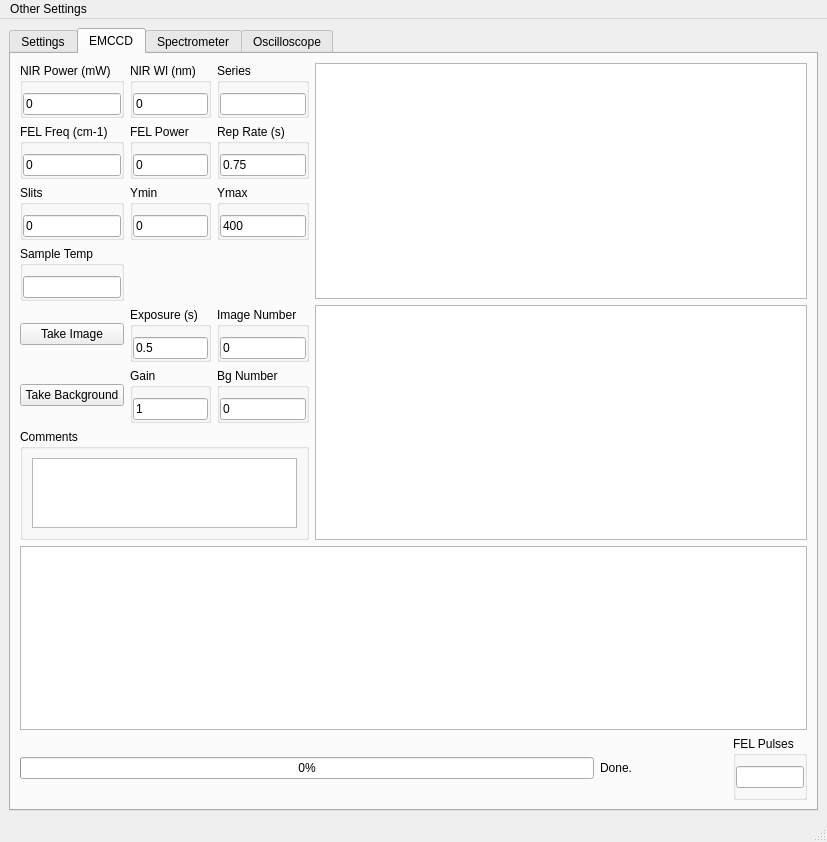
SherwinGroup/EMCCD-psychic, file mainWindow.ui: the form before one commit.
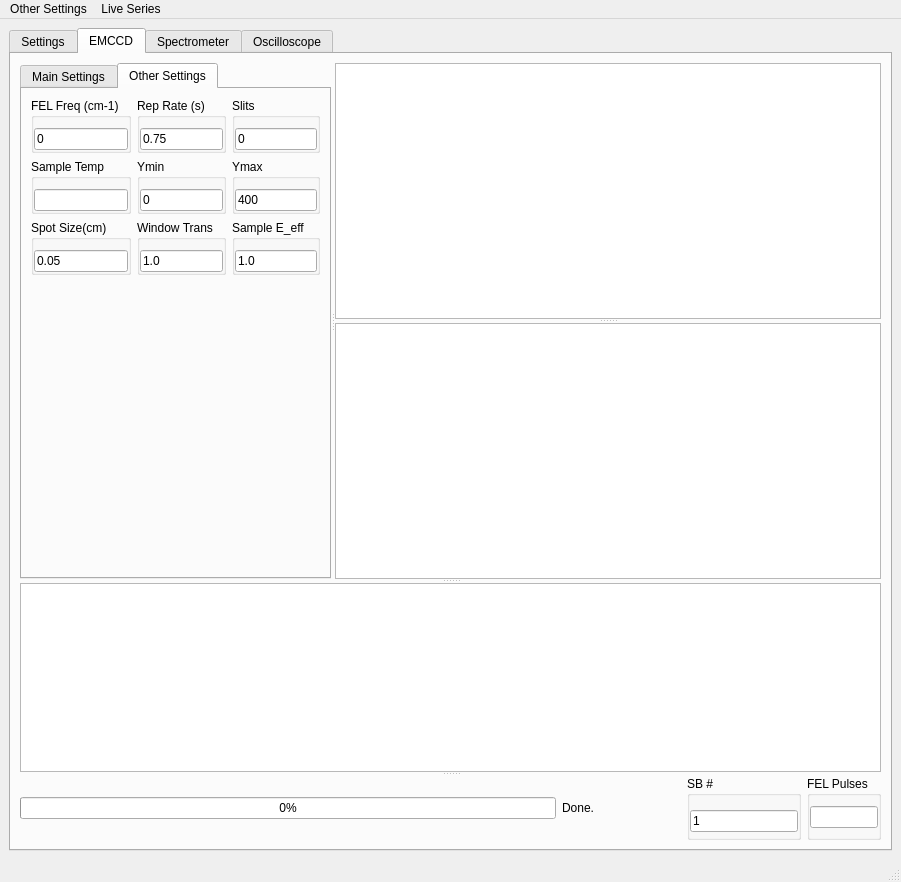
The form after the commit. The open tabs and pages were chosen to show the change. Custom widgets are drawn as their Qt base class.

Patch:
```diff
--- a/mainWindow.ui
+++ b/mainWindow.ui
@@ -6,8 +6,8 @@
    <rect>
     <x>0</x>
     <y>0</y>
-    <width>827</width>
-    <height>735</height>
+    <width>901</width>
+    <height>882</height>
    </rect>
   </property>
   <property name="windowTitle">
@@ -861,15 +861,35 @@
        <attribute name="title">
         <string>EMCCD</string>
        </attribute>
+       <layout class="QHBoxLayout" name="horizontalLayout_35">
+        <item>
+         <widget class="QSplitter" name="splitterAll">
+          <property name="orientation">
+           <enum>Qt::Vertical</enum>
+          </property>
+          <widget class="QSplitter" name="splitterTop">
+           <property name="orientation">
+            <enum>Qt::Horizontal</enum>
+           </property>
+           <widget class="QTabWidget" name="tabWidget_3">
+            <property name="sizePolicy">
+             <sizepolicy hsizetype="Expanding" vsizetype="Expanding">
+              <horstretch>1</horstretch>
+              <verstretch>0</verstretch>
+             </sizepolicy>
+            </property>
+            <property name="currentIndex">
+             <number>0</number>
+            </property>
+            <widget class="QWidget" name="tab_3">
+             <attribute name="title">
+              <string>Main Settings</string>
+             </attribute>
        <layout class="QHBoxLayout" name="horizontalLayout_49">
         <item>
-         <layout class="QVBoxLayout" name="verticalLayout_10" stretch="4,9,1">
-          <item>
-           <layout class="QHBoxLayout" name="horizontalLayout_35" stretch="1,100">
-            <item>
              <layout class="QVBoxLayout" name="verticalLayout_9" stretch="0,1">
               <item>
-               <layout class="QGridLayout" name="gridLayout">
+                 <layout class="QGridLayout" name="gridLayout" columnstretch="1,1,1">
                 <item row="0" column="2">
                  <widget class="QGroupBox" name="groupBox_42">
                   <property name="title">
@@ -962,80 +982,6 @@
                   </layout>
                  </widget>
                 </item>
-                <item row="1" column="0">
-                 <widget class="QGroupBox" name="groupBox_39">
-                  <property name="title">
-                   <string>FEL Freq (cm-1)</string>
-                  </property>
-                  <property name="flat">
-                   <bool>true</bool>
-                  </property>
-                  <property name="checkable">
-                   <bool>false</bool>
-                  </property>
-                  <layout class="QGridLayout" name="gridLayout_9">
-                   <property name="leftMargin">
-                    <number>0</number>
-                   </property>
-                   <property name="topMargin">
-                    <number>10</number>
-                   </property>
-                   <property name="rightMargin">
-                    <number>0</number>
-                   </property>
-                   <property name="bottomMargin">
-                    <number>0</number>
-                   </property>
-                   <property name="spacing">
-                    <number>0</number>
-                   </property>
-                   <item row="0" column="0">
-                    <widget class="QLineEdit" name="tCCDFELFreq">
-                     <property name="text">
-                      <string>0</string>
-                     </property>
-                    </widget>
-                   </item>
-                  </layout>
-                 </widget>
-                </item>
-                <item row="2" column="1">
-                 <widget class="QGroupBox" name="groupBox_43">
-                  <property name="title">
-                   <string>Ymin</string>
-                  </property>
-                  <property name="flat">
-                   <bool>true</bool>
-                  </property>
-                  <property name="checkable">
-                   <bool>false</bool>
-                  </property>
-                  <layout class="QGridLayout" name="gridLayout_13">
-                   <property name="leftMargin">
-                    <number>0</number>
-                   </property>
-                   <property name="topMargin">
-                    <number>10</number>
-                   </property>
-                   <property name="rightMargin">
-                    <number>0</number>
-                   </property>
-                   <property name="bottomMargin">
-                    <number>0</number>
-                   </property>
-                   <property name="spacing">
-                    <number>0</number>
-                   </property>
-                   <item row="0" column="0">
-                    <widget class="QLineEdit" name="tCCDYMin">
-                     <property name="text">
-                      <string>0</string>
-                     </property>
-                    </widget>
-                   </item>
-                  </layout>
-                 </widget>
-                </item>
                 <item row="5" column="0">
                  <widget class="QPushButton" name="bCCDBack">
                   <property name="text">
@@ -1043,80 +989,6 @@
                   </property>
                  </widget>
                 </item>
-                <item row="1" column="2">
-                 <widget class="QGroupBox" name="groupBox_41">
-                  <property name="title">
-                   <string>Rep Rate (s)</string>
-                  </property>
-                  <property name="flat">
-                   <bool>true</bool>
-                  </property>
-                  <property name="checkable">
-                   <bool>false</bool>
-                  </property>
-                  <layout class="QGridLayout" name="gridLayout_11">
-                   <property name="leftMargin">
-                    <number>0</number>
-                   </property>
-                   <property name="topMargin">
-                    <number>10</number>
-                   </property>
-                   <property name="rightMargin">
-                    <number>0</number>
-                   </property>
-                   <property name="bottomMargin">
-                    <number>0</number>
-                   </property>
-                   <property name="spacing">
-                    <number>0</number>
-                   </property>
-                   <item row="0" column="0">
-                    <widget class="QLineEdit" name="tCCDFELRR">
-                     <property name="text">
-                      <string>0.75</string>
-                     </property>
-                    </widget>
-                   </item>
-                  </layout>
-                 </widget>
-                </item>
-                <item row="1" column="1">
-                 <widget class="QGroupBox" name="groupBox_40">
-                  <property name="title">
-                   <string>FEL Power</string>
-                  </property>
-                  <property name="flat">
-                   <bool>true</bool>
-                  </property>
-                  <property name="checkable">
-                   <bool>false</bool>
-                  </property>
-                  <layout class="QGridLayout" name="gridLayout_10">
-                   <property name="leftMargin">
-                    <number>0</number>
-                   </property>
-                   <property name="topMargin">
-                    <number>10</number>
-                   </property>
-                   <property name="rightMargin">
-                    <number>0</number>
-                   </property>
-                   <property name="bottomMargin">
-                    <number>0</number>
-                   </property>
-                   <property name="spacing">
-                    <number>0</number>
-                   </property>
-                   <item row="0" column="0">
-                    <widget class="QLineEdit" name="tCCDFELP">
-                     <property name="text">
-                      <string>0</string>
-                     </property>
-                    </widget>
-                   </item>
-                  </layout>
-                 </widget>
-                </item>
                 <item row="5" column="1">
                  <widget class="QGroupBox" name="groupBox_35">
                   <property name="title">
@@ -1223,43 +1095,6 @@
                   </layout>
                  </widget>
                 </item>
-                <item row="2" column="0">
-                 <widget class="QGroupBox" name="groupBox_45">
-                  <property name="title">
-                   <string>Slits</string>
-                  </property>
-                  <property name="flat">
-                   <bool>true</bool>
-                  </property>
-                  <property name="checkable">
-                   <bool>false</bool>
-                  </property>
-                  <layout class="QGridLayout" name="gridLayout_15">
-                   <property name="leftMargin">
-                    <number>0</number>
-                   </property>
-                   <property name="topMargin">
-                    <number>10</number>
-                   </property>
-                   <property name="rightMargin">
-                    <number>0</number>
-                   </property>
-                   <property name="bottomMargin">
-                    <number>0</number>
-                   </property>
-                   <property name="spacing">
-                    <number>0</number>
-                   </property>
-                   <item row="0" column="0">
-                    <widget class="QLineEdit" name="tCCDSlits">
-                     <property name="text">
-                      <string>0</string>
-                     </property>
-                    </widget>
-                   </item>
-                  </layout>
-                 </widget>
-                </item>
                 <item row="0" column="1">
                  <widget class="QGroupBox" name="groupBox_36">
                   <property name="title">
@@ -1297,43 +1132,6 @@
                   </layout>
                  </widget>
                 </item>
-                <item row="2" column="2">
-                 <widget class="QGroupBox" name="groupBox_44">
-                  <property name="title">
-                   <string>Ymax</string>
-                  </property>
-                  <property name="flat">
-                   <bool>true</bool>
-                  </property>
-                  <property name="checkable">
-                   <bool>false</bool>
-                  </property>
-                  <layout class="QGridLayout" name="gridLayout_14">
-                   <property name="leftMargin">
-                    <number>0</number>
-                   </property>
-                   <property name="topMargin">
-                    <number>10</number>
-                   </property>
-                   <property name="rightMargin">
-                    <number>0</number>
-                   </property>
-                   <property name="bottomMargin">
-                    <number>0</number>
-                   </property>
-                   <property name="spacing">
-                    <number>0</number>
-                   </property>
-                   <item row="0" column="0">
-                    <widget class="QLineEdit" name="tCCDYMax">
-                     <property name="text">
-                      <string>400</string>
-                     </property>
-                    </widget>
-                   </item>
-                  </layout>
-                 </widget>
-                </item>
                 <item row="4" column="2">
                  <widget class="QGroupBox" name="groupBox_37">
                   <property name="title">
@@ -1371,15 +1169,18 @@
                   </layout>
                  </widget>
                 </item>
-                <item row="3" column="0">
-                 <widget class="QGroupBox" name="groupBox_2">
+                  <item row="2" column="0">
+                   <widget class="QGroupBox" name="groupBox_40">
                   <property name="title">
-                   <string>Sample Temp</string>
+                     <string>FEL Energy (mJ)</string>
                   </property>
                   <property name="flat">
                    <bool>true</bool>
                   </property>
-                  <layout class="QHBoxLayout" name="horizontalLayout_44">
+                    <property name="checkable">
+                     <bool>false</bool>
+                    </property>
+                    <layout class="QGridLayout" name="gridLayout_10">
                    <property name="leftMargin">
                     <number>0</number>
                    </property>
@@ -1392,8 +1193,83 @@
                    <property name="bottomMargin">
                     <number>0</number>
                    </property>
+                     <property name="spacing">
+                      <number>0</number>
+                     </property>
+                     <item row="0" column="0">
+                      <widget class="QFNumberEdit" name="tCCDFELP">
+                       <property name="text">
+                        <string>0</string>
+                       </property>
+                      </widget>
+                     </item>
+                    </layout>
+                   </widget>
+                  </item>
+                  <item row="2" column="1">
+                   <widget class="QGroupBox" name="groupBox_59">
+                    <property name="enabled">
+                     <bool>false</bool>
+                    </property>
+                    <property name="title">
+                     <string>E (kV/cm)</string>
+                    </property>
+                    <property name="flat">
+                     <bool>true</bool>
+                    </property>
+                    <layout class="QHBoxLayout" name="horizontalLayout_56">
+                     <property name="leftMargin">
+                      <number>0</number>
+                     </property>
+                     <property name="topMargin">
+                      <number>10</number>
+                     </property>
+                     <property name="rightMargin">
+                      <number>0</number>
+                     </property>
+                     <property name="bottomMargin">
+                      <number>0</number>
+                     </property>
                    <item>
-                    <widget class="QLineEdit" name="tCCDSampleTemp"/>
+                      <widget class="QLineEdit" name="tCCDEField">
+                       <property name="text">
+                        <string>0.0</string>
+                       </property>
+                      </widget>
+                     </item>
+                    </layout>
+                   </widget>
+                  </item>
+                  <item row="2" column="2">
+                   <widget class="QGroupBox" name="groupBox_60">
+                    <property name="enabled">
+                     <bool>false</bool>
+                    </property>
+                    <property name="title">
+                     <string>I (kW/cm2)</string>
+                    </property>
+                    <property name="flat">
+                     <bool>true</bool>
+                    </property>
+                    <layout class="QHBoxLayout" name="horizontalLayout_57">
+                     <property name="leftMargin">
+                      <number>0</number>
+                     </property>
+                     <property name="topMargin">
+                      <number>10</number>
+                     </property>
+                     <property name="rightMargin">
+                      <number>0</number>
+                     </property>
+                     <property name="bottomMargin">
+                      <number>0</number>
+                     </property>
+                     <item>
+                      <widget class="QLineEdit" name="tCCDIntensity">
+                       <property name="text">
+                        <string>0.0</string>
+                       </property>
+                      </widget>
                    </item>
                   </layout>
                  </widget>
@@ -1417,37 +1293,372 @@
               </item>
              </layout>
             </item>
+             </layout>
+            </widget>
+            <widget class="QWidget" name="tab_4">
+             <attribute name="title">
+              <string>Other Settings</string>
+             </attribute>
+             <layout class="QHBoxLayout" name="horizontalLayout_52">
             <item>
-             <layout class="QVBoxLayout" name="verticalLayout_8" stretch="1,1">
+               <layout class="QGridLayout" name="gridLayout_17">
+                <item row="1" column="0">
+                 <widget class="QGroupBox" name="groupBox_2">
+                  <property name="title">
+                   <string>Sample Temp</string>
+                  </property>
+                  <property name="flat">
+                   <bool>true</bool>
+                  </property>
+                  <layout class="QHBoxLayout" name="horizontalLayout_44">
+                   <property name="leftMargin">
+                    <number>0</number>
+                   </property>
+                   <property name="topMargin">
+                    <number>10</number>
+                   </property>
+                   <property name="rightMargin">
+                    <number>0</number>
+                   </property>
+                   <property name="bottomMargin">
+                    <number>0</number>
+                   </property>
               <item>
+                    <widget class="QLineEdit" name="tCCDSampleTemp"/>
+                   </item>
+                  </layout>
+                 </widget>
+                </item>
+                <item row="0" column="2">
+                 <widget class="QGroupBox" name="groupBox_41">
+                  <property name="title">
+                   <string>Rep Rate (s)</string>
+                  </property>
+                  <property name="flat">
+                   <bool>true</bool>
+                  </property>
+                  <property name="checkable">
+                   <bool>false</bool>
+                  </property>
+                  <layout class="QGridLayout" name="gridLayout_11">
+                   <property name="leftMargin">
+                    <number>0</number>
+                   </property>
+                   <property name="topMargin">
+                    <number>10</number>
+                   </property>
+                   <property name="rightMargin">
+                    <number>0</number>
+                   </property>
+                   <property name="bottomMargin">
+                    <number>0</number>
+                   </property>
+                   <property name="spacing">
+                    <number>0</number>
+                   </property>
+                   <item row="0" column="0">
+                    <widget class="QLineEdit" name="tCCDFELRR">
+                     <property name="text">
+                      <string>0.75</string>
+                     </property>
+                    </widget>
+                   </item>
+                  </layout>
+                 </widget>
+                </item>
+                <item row="1" column="3">
+                 <widget class="QGroupBox" name="groupBox_44">
+                  <property name="title">
+                   <string>Ymax</string>
+                  </property>
+                  <property name="flat">
+                   <bool>true</bool>
+                  </property>
+                  <property name="checkable">
+                   <bool>false</bool>
+                  </property>
+                  <layout class="QGridLayout" name="gridLayout_14">
+                   <property name="leftMargin">
+                    <number>0</number>
+                   </property>
+                   <property name="topMargin">
+                    <number>10</number>
+                   </property>
+                   <property name="rightMargin">
+                    <number>0</number>
+                   </property>
+                   <property name="bottomMargin">
+                    <number>0</number>
+                   </property>
+                   <property name="spacing">
+                    <number>0</number>
+                   </property>
+                   <item row="0" column="0">
+                    <widget class="QLineEdit" name="tCCDYMax">
+                     <property name="text">
+                      <string>400</string>
+                     </property>
+                    </widget>
+                   </item>
+                  </layout>
+                 </widget>
+                </item>
+                <item row="0" column="0">
+                 <widget class="QGroupBox" name="groupBox_39">
+                  <property name="title">
+                   <string>FEL Freq (cm-1)</string>
+                  </property>
+                  <property name="flat">
+                   <bool>true</bool>
+                  </property>
+                  <property name="checkable">
+                   <bool>false</bool>
+                  </property>
+                  <layout class="QGridLayout" name="gridLayout_9">
+                   <property name="leftMargin">
+                    <number>0</number>
+                   </property>
+                   <property name="topMargin">
+                    <number>10</number>
+                   </property>
+                   <property name="rightMargin">
+                    <number>0</number>
+                   </property>
+                   <property name="bottomMargin">
+                    <number>0</number>
+                   </property>
+                   <property name="spacing">
+                    <number>0</number>
+                   </property>
+                   <item row="0" column="0">
+                    <widget class="QFNumberEdit" name="tCCDFELFreq">
+                     <property name="text">
+                      <string>0</string>
+                     </property>
+                    </widget>
+                   </item>
+                  </layout>
+                 </widget>
+                </item>
+                <item row="0" column="3">
+                 <widget class="QGroupBox" name="groupBox_45">
+                  <property name="title">
+                   <string>Slits</string>
+                  </property>
+                  <property name="flat">
+                   <bool>true</bool>
+                  </property>
+                  <property name="checkable">
+                   <bool>false</bool>
+                  </property>
+                  <layout class="QGridLayout" name="gridLayout_15">
+                   <property name="leftMargin">
+                    <number>0</number>
+                   </property>
+                   <property name="topMargin">
+                    <number>10</number>
+                   </property>
+                   <property name="rightMargin">
+                    <number>0</number>
+                   </property>
+                   <property name="bottomMargin">
+                    <number>0</number>
+                   </property>
+                   <property name="spacing">
+                    <number>0</number>
+                   </property>
+                   <item row="0" column="0">
+                    <widget class="QLineEdit" name="tCCDSlits">
+                     <property name="text">
+                      <string>0</string>
+                     </property>
+                    </widget>
+                   </item>
+                  </layout>
+                 </widget>
+                </item>
+                <item row="2" column="0">
+                 <widget class="QGroupBox" name="groupBox_55">
+                  <property name="title">
+                   <string>Spot Size(cm)</string>
+                  </property>
+                  <property name="flat">
+                   <bool>true</bool>
+                  </property>
+                  <layout class="QHBoxLayout" name="horizontalLayout_53">
+                   <property name="leftMargin">
+                    <number>0</number>
+                   </property>
+                   <property name="topMargin">
+                    <number>10</number>
+                   </property>
+                   <property name="rightMargin">
+                    <number>0</number>
+                   </property>
+                   <property name="bottomMargin">
+                    <number>0</number>
+                   </property>
+                   <item>
+                    <widget class="QFNumberEdit" name="tCCDSpotSize">
+                     <property name="toolTip">
+                      <string>Radius of FEL spot size</string>
+                     </property>
+                     <property name="text">
+                      <string>0.05</string>
+                     </property>
+                    </widget>
+                   </item>
+                  </layout>
+                 </widget>
+                </item>
+                <item row="2" column="2">
+                 <widget class="QGroupBox" name="groupBox_57">
+                  <property name="title">
+                   <string>Window Trans</string>
+                  </property>
+                  <property name="flat">
+                   <bool>true</bool>
+                  </property>
+                  <layout class="QHBoxLayout" name="horizontalLayout_51">
+                   <property name="leftMargin">
+                    <number>0</number>
+                   </property>
+                   <property name="topMargin">
+                    <number>10</number>
+                   </property>
+                   <property name="rightMargin">
+                    <number>0</number>
+                   </property>
+                   <property name="bottomMargin">
+                    <number>0</number>
+                   </property>
+                   <item>
+                    <widget class="QFNumberEdit" name="tCCDWindowTransmission">
+                     <property name="text">
+                      <string>1.0</string>
+                     </property>
+                    </widget>
+                   </item>
+                  </layout>
+                 </widget>
+                </item>
+                <item row="1" column="2">
+                 <widget class="QGroupBox" name="groupBox_43">
+                  <property name="title">
+                   <string>Ymin</string>
+                  </property>
+                  <property name="flat">
+                   <bool>true</bool>
+                  </property>
+                  <property name="checkable">
+                   <bool>false</bool>
+                  </property>
+                  <layout class="QGridLayout" name="gridLayout_13">
+                   <property name="leftMargin">
+                    <number>0</number>
+                   </property>
+                   <property name="topMargin">
+                    <number>10</number>
+                   </property>
+                   <property name="rightMargin">
+                    <number>0</number>
+                   </property>
+                   <property name="bottomMargin">
+                    <number>0</number>
+                   </property>
+                   <property name="spacing">
+                    <number>0</number>
+                   </property>
+                   <item row="0" column="0">
+                    <widget class="QLineEdit" name="tCCDYMin">
+                     <property name="text">
+                      <string>0</string>
+                     </property>
+                    </widget>
+                   </item>
+                  </layout>
+                 </widget>
+                </item>
+                <item row="2" column="3">
+                 <widget class="QGroupBox" name="groupBox_58">
+                  <property name="title">
+                   <string>Sample E_eff</string>
+                  </property>
+                  <property name="flat">
+                   <bool>true</bool>
+                  </property>
+                  <layout class="QHBoxLayout" name="horizontalLayout_55">
+                   <property name="leftMargin">
+                    <number>0</number>
+                   </property>
+                   <property name="topMargin">
+                    <number>10</number>
+                   </property>
+                   <property name="rightMargin">
+                    <number>0</number>
+                   </property>
+                   <property name="bottomMargin">
+                    <number>0</number>
+                   </property>
+                   <item>
+                    <widget class="QFNumberEdit" name="tCCDEffectiveField">
+                     <property name="text">
+                      <string>1.0</string>
+                     </property>
+                    </widget>
+                   </item>
+                  </layout>
+                 </widget>
+                </item>
+                <item row="3" column="0">
+                 <spacer name="verticalSpacer_4">
+                  <property name="orientation">
+                   <enum>Qt::Vertical</enum>
+                  </property>
+                  <property name="sizeHint" stdset="0">
+                   <size>
+                    <width>20</width>
+                    <height>40</height>
+                   </size>
+                  </property>
+                 </spacer>
+                </item>
+               </layout>
+              </item>
+             </layout>
+            </widget>
+           </widget>
+           <widget class="QSplitter" name="splitterImages">
+            <property name="sizePolicy">
+             <sizepolicy hsizetype="Preferred" vsizetype="Expanding">
+              <horstretch>10</horstretch>
+              <verstretch>0</verstretch>
+             </sizepolicy>
+            </property>
+            <property name="orientation">
+             <enum>Qt::Vertical</enum>
+            </property>
                <widget class="GraphicsLayoutWidget" name="gCCDImage">
                 <property name="sizePolicy">
-                 <sizepolicy hsizetype="Expanding" vsizetype="Expanding">
+              <sizepolicy hsizetype="Expanding" vsizetype="Preferred">
                   <horstretch>1</horstretch>
-                  <verstretch>0</verstretch>
+               <verstretch>1</verstretch>
                  </sizepolicy>
                 </property>
                </widget>
-              </item>
-              <item>
                <widget class="GraphicsLayoutWidget" name="gCCDBack">
                 <property name="sizePolicy">
-                 <sizepolicy hsizetype="Expanding" vsizetype="Expanding">
+              <sizepolicy hsizetype="Expanding" vsizetype="Preferred">
                   <horstretch>1</horstretch>
-                  <verstretch>0</verstretch>
+               <verstretch>1</verstretch>
                  </sizepolicy>
                 </property>
                </widget>
-              </item>
-             </layout>
-            </item>
-           </layout>
-          </item>
-          <item>
+           </widget>
+          </widget>
            <widget class="PlotWidget" name="gCCDBin"/>
-          </item>
-          <item>
-           <layout class="QHBoxLayout" name="horizontalLayout_34" stretch="9,1,1,1">
+          <widget class="QWidget" name="">
+           <layout class="QHBoxLayout" name="horizontalLayout_34" stretch="9,1,1,0,1">
             <property name="bottomMargin">
              <number>0</number>
             </property>
@@ -1478,6 +1689,37 @@
               </property>
              </spacer>
             </item>
+            <item>
+             <widget class="QGroupBox" name="groupBox_56">
+              <property name="title">
+               <string>SB #</string>
+              </property>
+              <property name="flat">
+               <bool>true</bool>
+              </property>
+              <layout class="QHBoxLayout" name="horizontalLayout_54">
+               <property name="leftMargin">
+                <number>0</number>
+               </property>
+               <property name="topMargin">
+                <number>10</number>
+               </property>
+               <property name="rightMargin">
+                <number>0</number>
+               </property>
+               <property name="bottomMargin">
+                <number>0</number>
+               </property>
+               <item>
+                <widget class="QFNumberEdit" name="tCCDSidebandNumber">
+                 <property name="text">
+                  <string>1</string>
+                 </property>
+                </widget>
+               </item>
+              </layout>
+             </widget>
+            </item>
             <item>
              <widget class="QGroupBox" name="groupBox_54">
               <property name="title">
@@ -1510,8 +1752,8 @@
              </widget>
             </item>
            </layout>
-          </item>
-         </layout>
+          </widget>
+         </widget>
         </item>
        </layout>
       </widget>
@@ -2182,8 +2424,8 @@
     <rect>
      <x>0</x>
      <y>0</y>
-     <width>827</width>
-     <height>21</height>
+     <width>901</width>
+     <height>22</height>
     </rect>
    </property>
    <widget class="QMenu" name="menuOther_Settings">
@@ -2193,8 +2435,17 @@
     <addaction name="mFileDoCRR"/>
     <addaction name="mFileBreakTemp"/>
     <addaction name="mFileTakeContinuous"/>
+    <addaction name="mFileEnableAll"/>
+   </widget>
+   <widget class="QMenu" name="menuLive_Series">
+    <property name="title">
+     <string>Live Series</string>
+    </property>
+    <addaction name="mSeriesSum"/>
+    <addaction name="mSeriesUndo"/>
    </widget>
    <addaction name="menuOther_Settings"/>
+   <addaction name="menuLive_Series"/>
   </widget>
   <widget class="QStatusBar" name="statusbar"/>
   <action name="mFileDoCRR">
```
Left out of the diff: 78 changed lines with no effect on the pictures. Lines whose indentation alone changed are shown as unchanged.
